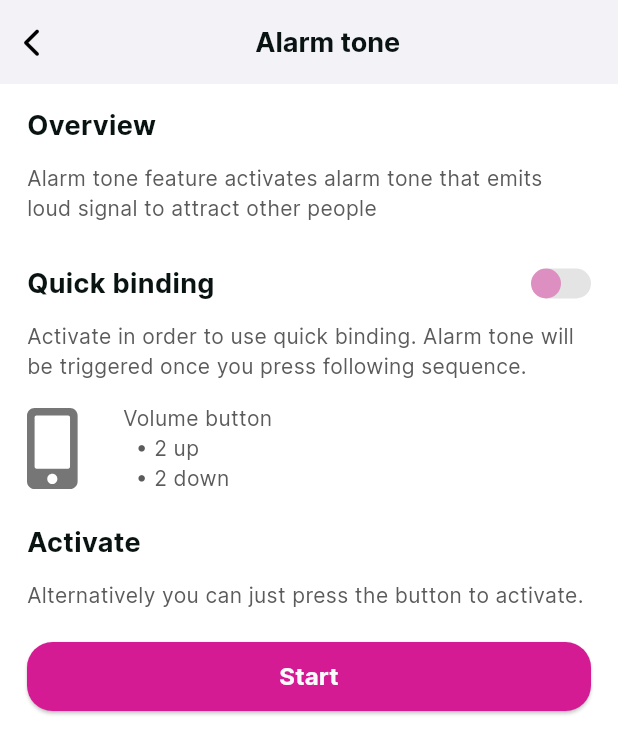
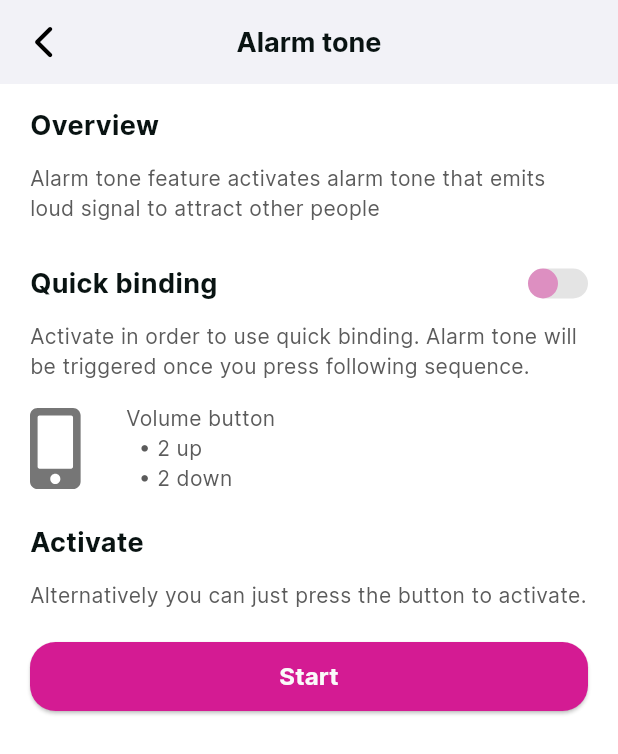
Before and after one commit to Dmitriy1205/sicherr, a Flutter app: the AlarmTone screen opened directly, on a phone screen of 412 x 824 dp. Shown: the top 754 px of the screen. Run offline on Flutter 3.47's test engine with Material 3 defaults, Android fonts, the phone set to English and light mode, and no system bars; our stand-ins replace bloc, carousel_slider, cloud_firestore, contacts_service, firebase_auth, firebase_core and 11 more; missing offline and left inert: alert_dialog, flutter_phone_direct_caller, volume_controller; accounts and stored records are empty; generated files the repository leaves out were written again.

Commit message:
fixed UI

```diff
--- a/lib/presentation/screens/alarm_tone/alarm_tone.dart
+++ b/lib/presentation/screens/alarm_tone/alarm_tone.dart
@@ -27,7 +27,7 @@ class _AlarmToneState extends State<AlarmTone> {
         title: AppLocalizations.of(context)!.alarmTone,
       ),
       body: Padding(
-        padding: const EdgeInsets.symmetric(horizontal: 18.0, vertical: 15),
+        padding: const EdgeInsets.symmetric(horizontal: 20.0, vertical: 15),
         child: SingleChildScrollView(
           physics: const ClampingScrollPhysics(),
           child: Column(
--- a/lib/presentation/screens/contact_detail/contact_detail.dart
+++ b/lib/presentation/screens/contact_detail/contact_detail.dart
@@ -1,6 +1,5 @@
 import 'package:flutter/material.dart';
 import 'package:flutter_bloc/flutter_bloc.dart';
-import 'package:sicherr/core/const/colors.dart';
 import 'package:sicherr/core/const/icons.dart';
 import 'package:sicherr/domain/entities/contact_entity/contact_entity.dart';
 import 'package:sicherr/domain/entities/emergency_contact/emergency_contact.dart';
@@ -9,12 +8,13 @@ import 'package:sicherr/presentation/screens/contact_detail/widgets/additional_c
 import 'package:sicherr/presentation/screens/contact_detail/widgets/contact_info.dart';
 import 'package:sicherr/presentation/widgets/core_widgets.dart';
 import 'package:flutter_gen/gen_l10n/app_localizations.dart';
+import 'package:sicherr/presentation/widgets/default_app_bar.dart';
 
 import '../../bloc/emergency_contact/emergency_contact_bloc.dart';
 import '../../widgets/round_sos_icon.dart';
 
 class ContactDetailScreen extends StatefulWidget {
-  ContactDetailScreen({super.key, required this.contact});
+  const ContactDetailScreen({super.key, required this.contact});
 
   final ContactEntity contact;
 
@@ -23,7 +23,7 @@ class ContactDetailScreen extends StatefulWidget {
 }
 
 class _ContactDetailScreenState extends State<ContactDetailScreen> {
-   bool? isEmergency;
+  bool? isEmergency;
 
   @override
   void initState() {
@@ -40,15 +40,7 @@ class _ContactDetailScreenState extends State<ContactDetailScreen> {
   @override
   Widget build(BuildContext context) {
     return Scaffold(
-        appBar: AppBar(
-          backgroundColor: AppColors.lightGrey,
-          leading: GestureDetector(
-            child: const Icon(Icons.arrow_back_ios),
-            onTap: () {
-              Navigator.pop(context);
-              },
-          ),
-        ),
+        appBar: const DefaultAppBar(),
         body: SafeArea(
           child: Column(
             children: [
--- a/lib/presentation/widgets/default_app_bar.dart
+++ b/lib/presentation/widgets/default_app_bar.dart
@@ -1,13 +1,12 @@
-
 import 'package:flutter/material.dart';
 import 'package:font_awesome_flutter/font_awesome_flutter.dart';
 import 'package:sicherr/core/const/colors.dart';
 import 'package:sicherr/core/theme/theme.dart';
 
 class DefaultAppBar extends StatelessWidget implements PreferredSizeWidget {
-  const DefaultAppBar({super.key, required this.title, this.icon});
+  const DefaultAppBar({super.key, this.title, this.icon});
 
-  final String title;
+  final String? title;
   final Widget? icon;
 
   @override
@@ -18,36 +17,30 @@ class DefaultAppBar extends StatelessWidget implements PreferredSizeWidget {
     return AppBar(
       surfaceTintColor: AppColors.white,
       backgroundColor: AppColors.lightGrey,
-      automaticallyImplyLeading: false,
-      title: Row(
-        mainAxisAlignment: MainAxisAlignment.spaceBetween,
-        children: [
-          InkWell(
+      leading: GestureDetector(
+        behavior: HitTestBehavior.opaque,
         onTap: () {
           Navigator.pop(context);
         },
-            child: const SizedBox(
-              width: 25,
+        child: const Center(
           child: Padding(
-                padding: EdgeInsets.symmetric(vertical: 8.0),
+            padding: EdgeInsets.only(left: 5),
             child: FaIcon(
               FontAwesomeIcons.chevronLeft,
               color: AppColors.black,
-                  size: 20,
+              size: 23,
             ),
           ),
         ),
       ),
-          Expanded(
-            child: Text(
-              title,
+      automaticallyImplyLeading: false,
+      centerTitle: true,
+      title: Text(
+        title ?? '',
         style: AppTheme.themeData.textTheme.displayLarge,
         textAlign: TextAlign.center,
       ),
-          ),
-          if (icon != null) icon!
-        ],
-      ),
+      actions: [if (icon != null) icon!],
     );
   }
 }
```
Also changed, not shown: 1 other file. Lines whose indentation alone changed are shown as unchanged.
